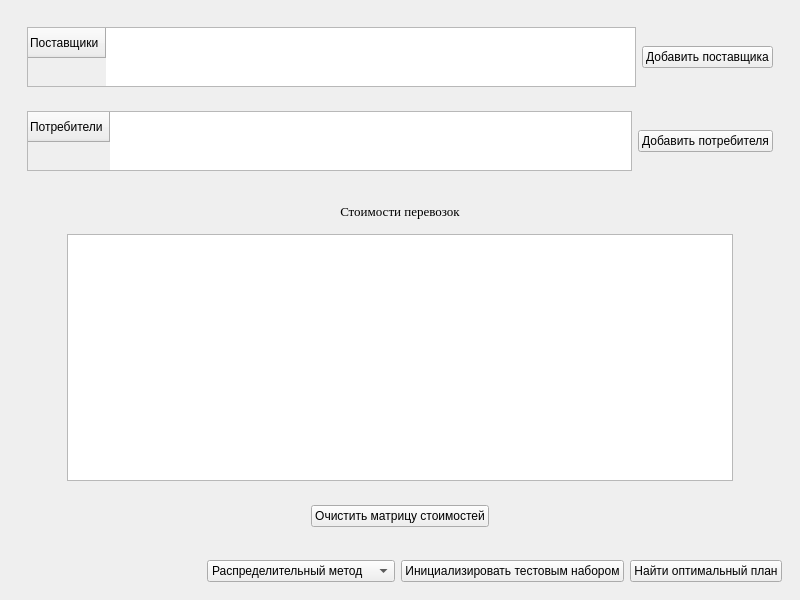
First picture: the form in Lab4/OM_4/main_window.ui, repository StrangeIlia/OptimizationMethods, before the edit.
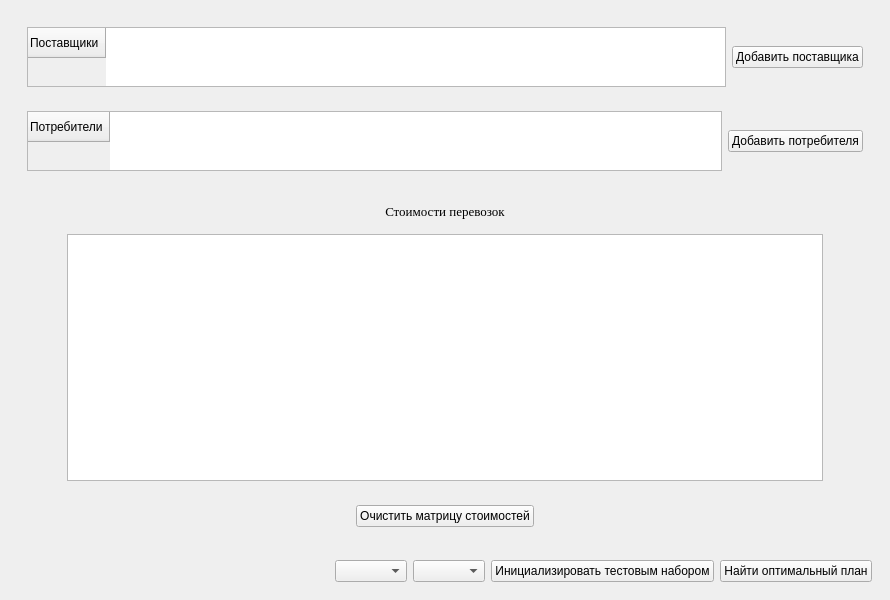
Second picture: the form after the edit.

Patch:
```diff
--- a/Lab4/OM_4/main_window.ui
+++ b/Lab4/OM_4/main_window.ui
@@ -6,7 +6,7 @@
    <rect>
     <x>0</x>
     <y>0</y>
-    <width>800</width>
+    <width>890</width>
     <height>600</height>
    </rect>
   </property>
@@ -244,21 +244,21 @@
        <item>
         <widget class="QComboBox" name="comboBox">
          <property name="sizePolicy">
-          <sizepolicy hsizetype="MinimumExpanding" vsizetype="Fixed">
+          <sizepolicy hsizetype="Maximum" vsizetype="Fixed">
            <horstretch>0</horstretch>
            <verstretch>0</verstretch>
           </sizepolicy>
          </property>
-         <item>
-          <property name="text">
-           <string>Распределительный метод</string>
-          </property>
+        </widget>
          </item>
          <item>
-          <property name="text">
-           <string>Метод потенциалов</string>
-          </property>
-         </item>
+        <widget class="QComboBox" name="calculationMethod">
+         <property name="sizePolicy">
+          <sizepolicy hsizetype="Maximum" vsizetype="Fixed">
+           <horstretch>0</horstretch>
+           <verstretch>0</verstretch>
+          </sizepolicy>
+         </property>
         </widget>
        </item>
        <item>
```
Left out of the diff: 2 changed lines with no effect on the pictures. Lines whose indentation alone changed are shown as unchanged.
